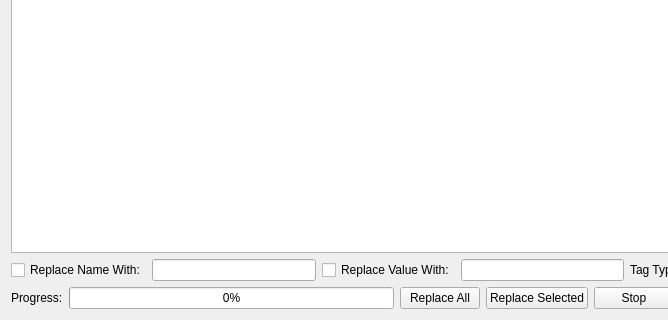
Qt form src/mcedit2/ui/find_replace_nbt_results.ui (mcedit/mcedit2) before a commit; both pictures show x 0 to 668 and y 138 to 458 of the 771 by 458 pixel window.
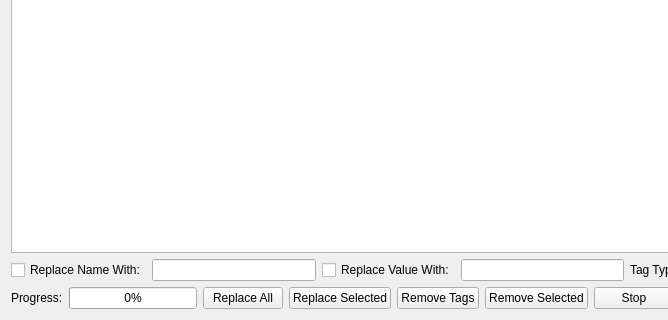
The same form after that commit.

Commit message: Add "Remove Tags" commands to Find/Replace NBT results

```diff
--- a/src/mcedit2/ui/find_replace_nbt_results.ui
+++ b/src/mcedit2/ui/find_replace_nbt_results.ui
@@ -132,6 +132,20 @@
        </property>
       </widget>
      </item>
+     <item>
+      <widget class="QPushButton" name="removeAllButton">
+       <property name="text">
+        <string>Remove Tags</string>
+       </property>
+      </widget>
+     </item>
+     <item>
+      <widget class="QPushButton" name="removeSelectedButton">
+       <property name="text">
+        <string>Remove Selected</string>
+       </property>
+      </widget>
+     </item>
      <item>
       <widget class="QPushButton" name="stopButton">
        <property name="text">
```
The commit also changes 2 other files.
